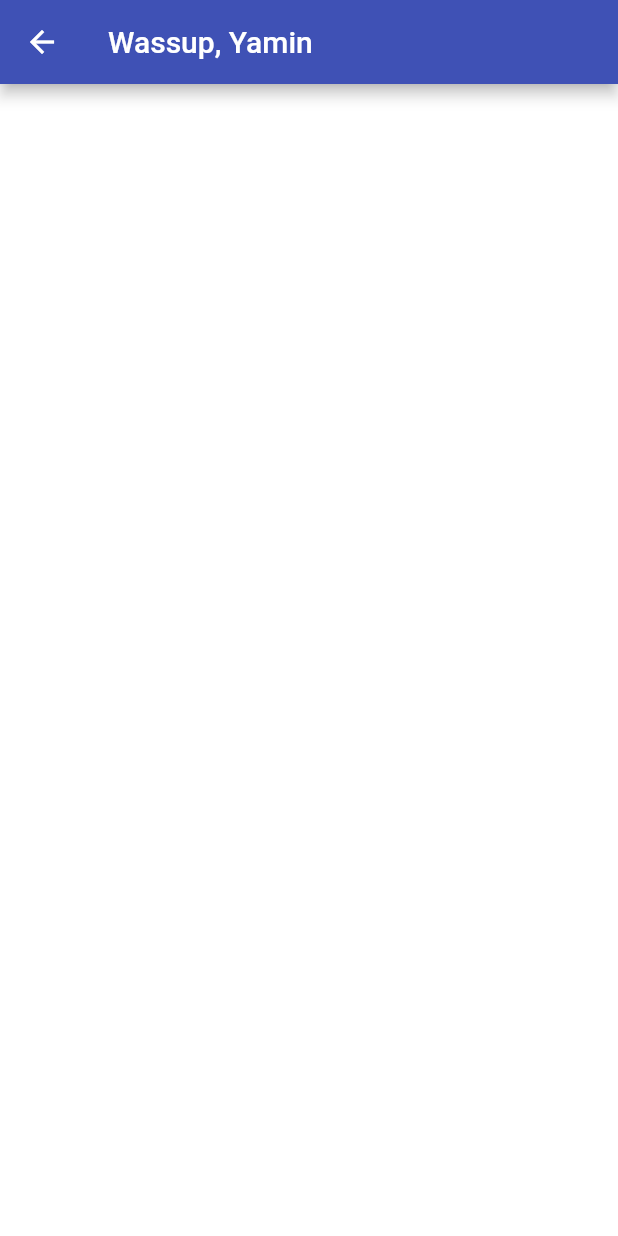
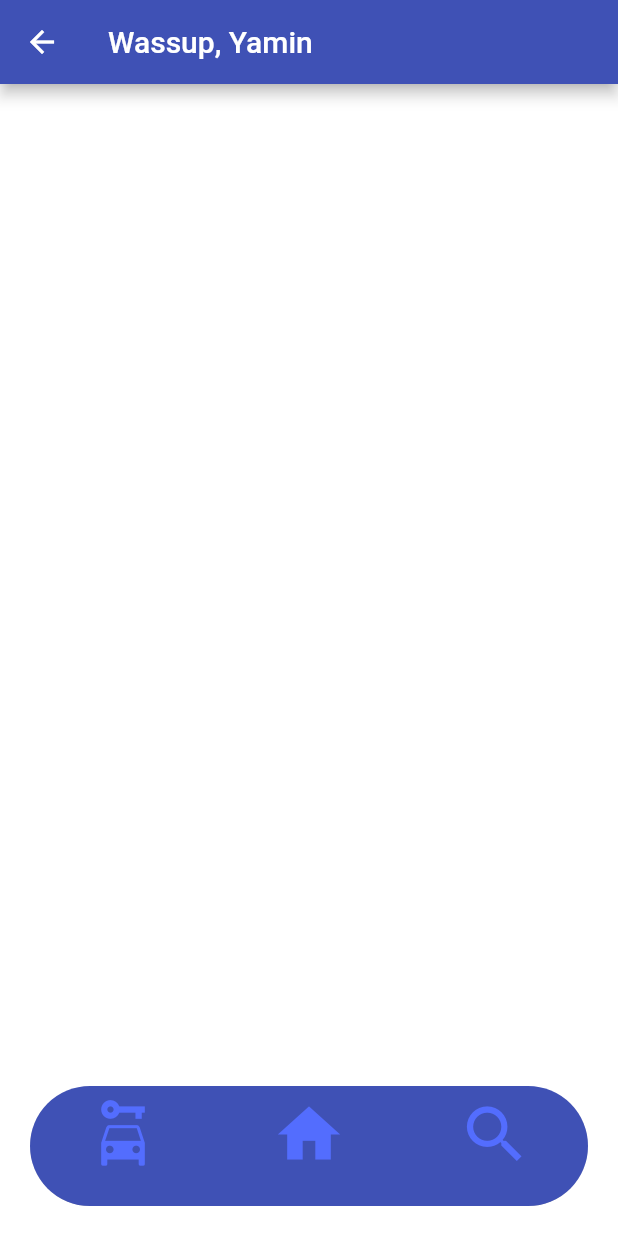
Before and after one commit to AmmarSultan1443/flutter_covoiturage, a Flutter app: the PageSuivante screen opened directly, on a phone screen of 412 x 824 dp. Run offline on Flutter 3.47's test engine with Material 2 defaults, Android fonts, the phone set to English and light mode, and no system bars.

Commit message:
Bottom Bar

```diff
--- a/lib/page_suivante.dart
+++ b/lib/page_suivante.dart
@@ -7,18 +7,53 @@ class PageSuivante extends StatefulWidget {
 }
 
 class PageSuivanteState extends State<PageSuivante> {
+  int _currentIndex = 0;
   @override
   Widget build(BuildContext context) {
-    return new Scaffold(
-      appBar: new AppBar(
-        title: new Text('Wassup, Yamin'),
+    return Scaffold(
+      appBar: AppBar(
+        title: Text('Wassup, Yamin'),
       ),
       body: SingleChildScrollView(
           child: Row(
-        children: [
-          /*BottomNavigationBar(currentIndex: ,items: items, onTap: ,)*/
-        ],
+        children: [],
       )),
+      bottomNavigationBar: Container(
+          height: 100,
+          padding: EdgeInsets.fromLTRB(20, 0, 20, 20),
+          child: ClipRRect(
+            borderRadius: BorderRadius.all(Radius.circular(40)),
+            child: BottomNavigationBar(
+                backgroundColor: Colors.indigo,
+                items: [
+                  BottomNavigationBarItem(
+                      icon: Icon(
+                        Icons.car_rental,
+                        size: 50,
+                        color: Colors.indigoAccent,
+                      ),
+                      label: ''),
+                  BottomNavigationBarItem(
+                      icon: Icon(
+                        Icons.home,
+                        size: 50,
+                        color: Colors.indigoAccent,
+                      ),
+                      label: ''),
+                  BottomNavigationBarItem(
+                      icon: Icon(
+                        Icons.search,
+                        size: 50,
+                        color: Colors.indigoAccent,
+                      ),
+                      label: '')
+                ],
+                onTap: (index) {
+                  setState(() {
+                    _currentIndex = index;
+                  });
+                }),
+          )),
     );
   }
 }
```
